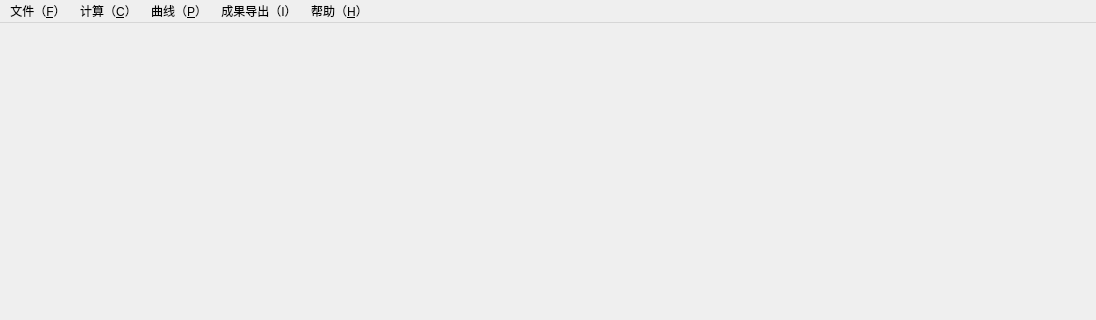
Above: UI/main.ui from miketian2020/fracturing before the change; both pictures show x 0 to 1096 and y 0 to 320 of the 1096 by 633 pixel window. Below: the same form after it.
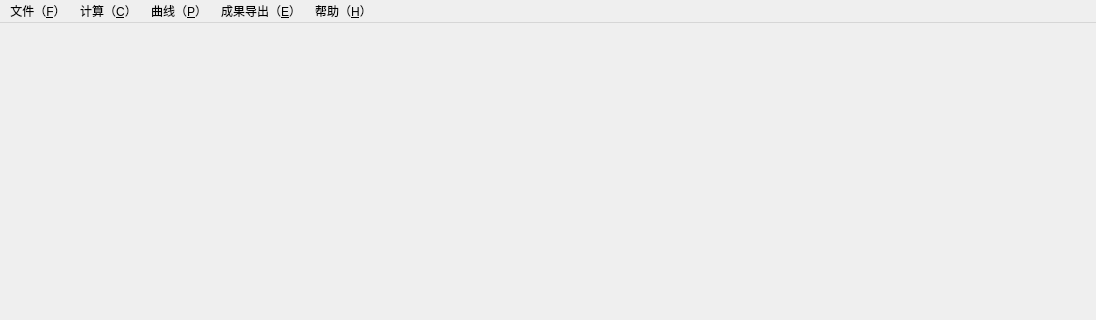
That is the form after the change.

Diff of the .ui file:
```diff
--- a/UI/main.ui
+++ b/UI/main.ui
@@ -53,7 +53,7 @@
    </widget>
    <widget class="QMenu" name="menu_I">
     <property name="title">
-     <string>成果导出（I）</string>
+     <string>成果导出（&amp;E）</string>
     </property>
     <addaction name="actExport_excel"/>
     <addaction name="actExport_txt"/>
```
Left out of the diff: 5 changed lines with no effect on the pictures.
